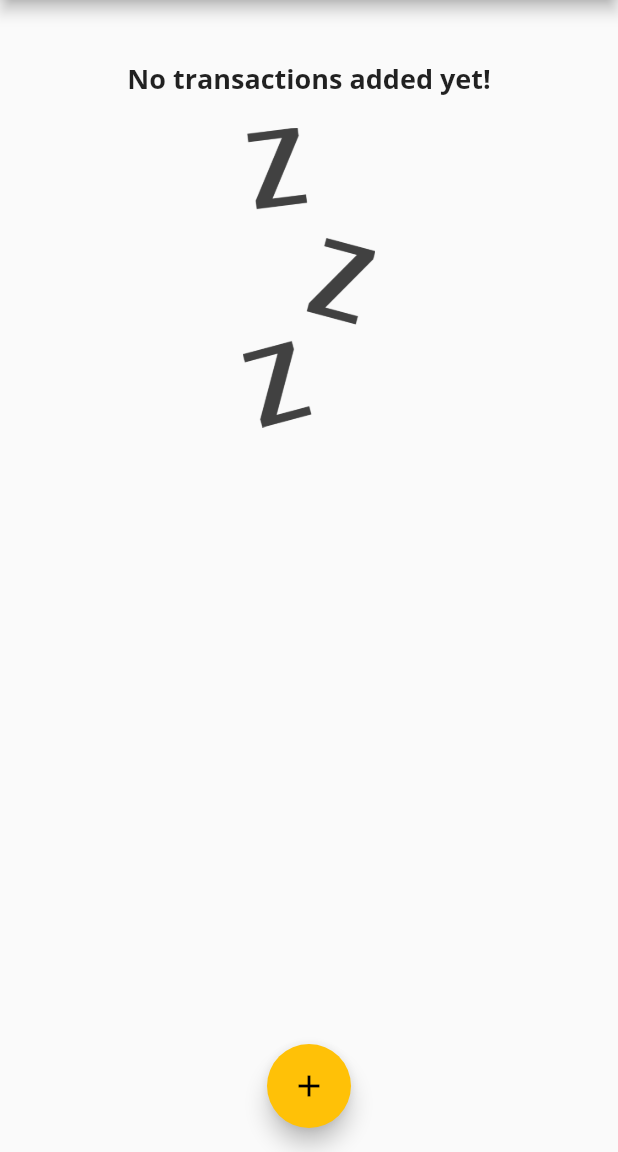
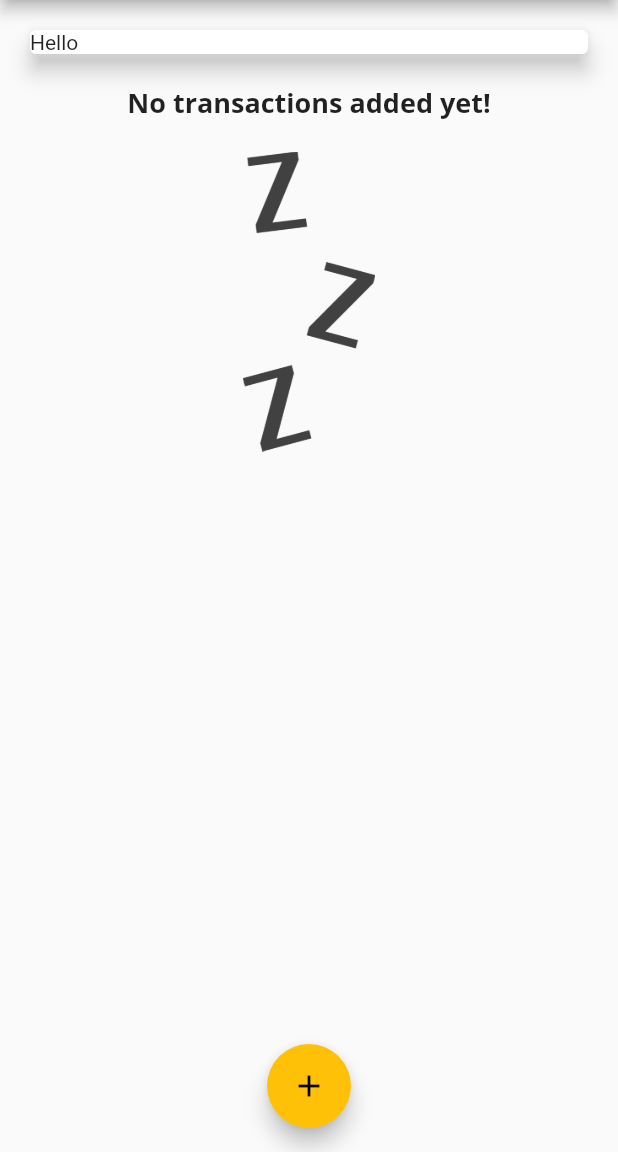
Before and after one commit to iamonk/c_expense_planner, a Flutter app: the screen it shows after launch, on a phone screen of 412 x 824 dp, the part 84-1236 px from its top. Run offline on Flutter 3.47's test engine with Material 2 defaults, Android fonts, the phone set to English and light mode, and no system bars.

Commit message:
.added Chart functionality .link state management (Error Resolved) Trail Ist

```diff
--- a/lib/widgets/chart.dart
+++ b/lib/widgets/chart.dart
@@ -19,17 +19,24 @@ class Chart extends StatelessWidget {
             recentTransaction[i].date.year == weekDay.year)
           totalSum += recentTransaction[i].amount;
       }
-      return {'day': DateFormat.E(weekDay), 'amount': totalSum};
+
+      print(DateFormat.E().format(weekDay));
+      print(totalSum);
+
+      return {'day': DateFormat.E().format(weekDay), 'amount': totalSum};
     });
   }
 
   @override
   Widget build(BuildContext context) {
+    print(groupedTransactionValues);
     return Card(
       elevation: 6.0,
       margin: EdgeInsets.all(20),
       child: Row(
-        children: <Widget>[],
+        children: <Widget>[
+          Text('Hello'),
+        ],
       ),
     );
   }
```
